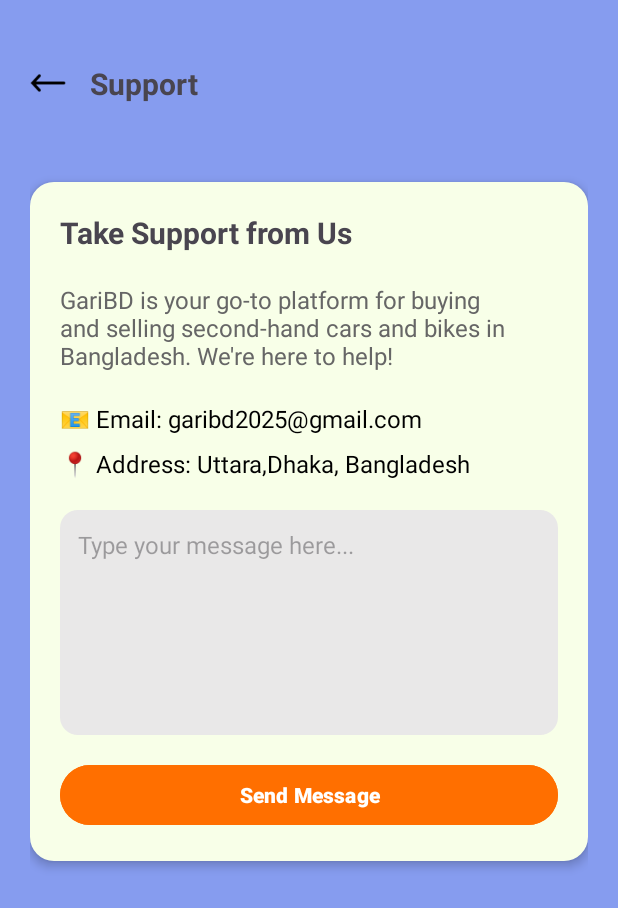
After one commit to mh-rabbi/GariBD-App, an Android app: the SupportActivity screen opened directly, with no data from a screen before it, on a phone screen of 412 x 824 dp. The commit adds this screen. Shown: the top 908 px of the screen. Run offline under Robolectric (Android 15) with nearby library versions, the phone set to English and light mode, and no system bars.

Commit message:
Added: SupportActivity,activity_support.xml,SettingsFragment,fragment_settings.xml

```diff
--- /dev/null
+++ b/app/src/main/java/com/rideX/ridex/Activity/SupportActivity.java
@@ -0,0 +1,67 @@
+package com.rideX.ridex.Activity;
+
+import android.content.Intent;
+import android.os.Bundle;
+import android.view.View;
+import android.widget.Button;
+import android.widget.EditText;
+import android.widget.LinearLayout;
+import android.widget.Toast;
+
+import androidx.activity.EdgeToEdge;
+import androidx.appcompat.app.AppCompatActivity;
+import androidx.core.graphics.Insets;
+import androidx.core.view.ViewCompat;
+import androidx.core.view.WindowInsetsCompat;
+
+import com.rideX.ridex.R;
+
+public class SupportActivity extends AppCompatActivity {
+    private EditText edtMessage;
+    private Button btnSend;
+    LinearLayout layoutBack;
+
+    @Override
+    protected void onCreate(Bundle savedInstanceState) {
+        super.onCreate(savedInstanceState);
+        EdgeToEdge.enable(this);
+        setContentView(R.layout.activity_support);
+
+        edtMessage = findViewById(R.id.edit_message);
+        btnSend = findViewById(R.id.btn_send);
+        layoutBack = findViewById(R.id.back_support);
+
+        btnSend.setOnClickListener(new View.OnClickListener() {
+            @Override
+            public void onClick(View v) {
+                sendSupportMessage();
+            }
+        });
+        layoutBack.setOnClickListener(new View.OnClickListener() {
+            @Override
+            public void onClick(View v) {
+                finish();
+            }
+        });
+    }
+
+    private void sendSupportMessage() {
+        String message = edtMessage.getText().toString().trim();
+        if (message.isEmpty()) {
+            Toast.makeText(this, "Please enter your message...", Toast.LENGTH_SHORT).show();
+            return;
+        }
+        Intent emailIntent = new Intent(Intent.ACTION_SEND);
+        emailIntent.setType("message/rfc822");
+        emailIntent.putExtra(Intent.EXTRA_EMAIL, new String[]{"garibd2025@gmail.com"});
+        emailIntent.putExtra(Intent.EXTRA_SUBJECT, "Support Request from GariBD App");
+        emailIntent.putExtra(Intent.EXTRA_TEXT, message);
+        try {
+            startActivity(Intent.createChooser(emailIntent, "Send email via..."));
+        } catch (android.content.ActivityNotFoundException ex) {
+            Toast.makeText(this, "No email app installed on your device.", Toast.LENGTH_LONG).show();
+        }
+        edtMessage.setText("");
+
+    }
+}
--- a/app/src/main/java/com/rideX/ridex/Fragments/HomeFragment.java
+++ b/app/src/main/java/com/rideX/ridex/Fragments/HomeFragment.java
@@ -12,6 +12,7 @@
 import androidx.fragment.app.Fragment;
 
 import com.rideX.ridex.Activity.CarViewActivity;
+import com.rideX.ridex.Activity.SupportActivity;
 import com.rideX.ridex.R;
 
 public class HomeFragment extends Fragment {
@@ -51,7 +52,7 @@
         btnSupport.setOnClickListener(new View.OnClickListener() {
             @Override
             public void onClick(View v) {
-
+                startActivity(new Intent(getContext(), SupportActivity.class));
             }
         });
         btnPost.setOnClickListener(new View.OnClickListener() {
--- /dev/null
+++ b/app/src/main/res/drawable/card_bg.xml
@@ -0,0 +1,6 @@
+<shape xmlns:android="http://schemas.android.com/apk/res/android"
+    android:shape="rectangle">
+    <solid android:color="#F8FFE8"/>
+    <corners android:radius="16dp"/>
+    <padding android:left="12dp" android:top="12dp" android:right="12dp" android:bottom="12dp"/>
+</shape>
--- /dev/null
+++ b/app/src/main/res/drawable/input_bg.xml
@@ -0,0 +1,6 @@
+<shape xmlns:android="http://schemas.android.com/apk/res/android"
+    android:shape="rectangle">
+    <solid android:color="#E9E8E8"/>
+    <corners android:radius="12dp"/>
+    <padding android:left="10dp" android:top="10dp" android:right="10dp" android:bottom="10dp"/>
+</shape>
--- /dev/null
+++ b/app/src/main/res/layout/activity_support.xml
@@ -0,0 +1,112 @@
+<?xml version="1.0" encoding="utf-8"?>
+<ScrollView
+    xmlns:android="http://schemas.android.com/apk/res/android"
+    xmlns:app="http://schemas.android.com/apk/res-auto"
+    xmlns:tools="http://schemas.android.com/tools"
+    android:id="@+id/main"
+    android:layout_width="match_parent"
+    android:layout_height="match_parent"
+    tools:context=".Activity.SupportActivity"
+    android:background="#869CEF">
+
+    <LinearLayout
+        android:layout_width="match_parent"
+        android:layout_height="wrap_content"
+        android:orientation="vertical"
+        android:padding="20dp">
+        <LinearLayout
+            android:id="@+id/back_support"
+            android:layout_width="match_parent"
+            android:layout_height="wrap_content"
+            android:orientation="horizontal"
+            android:gravity="center_vertical"
+            android:paddingVertical="12dp"
+            android:layout_marginTop="10dp"
+            android:layout_marginBottom="10dp">
+
+            <ImageView
+                android:src="@drawable/leftaew"
+                android:layout_width="24dp"
+                android:layout_height="24dp"
+                android:layout_marginEnd="16dp"/>
+
+            <TextView
+                android:text="Support"
+                android:layout_width="wrap_content"
+                android:layout_height="wrap_content"
+                android:textSize="20sp"
+                android:textStyle="bold"/>
+        </LinearLayout>
+
+        <!-- Card Container -->
+        <LinearLayout
+            android:layout_width="match_parent"
+            android:layout_height="wrap_content"
+            android:background="@drawable/card_bg"
+            android:orientation="vertical"
+            android:padding="20dp"
+            android:elevation="4dp"
+            android:layout_marginTop="30dp"
+            android:layout_marginBottom="16dp">
+            <TextView
+                android:text="Take Support from Us"
+                android:layout_width="wrap_content"
+                android:layout_height="wrap_content"
+                android:textSize="20sp"
+                android:layout_marginBottom="20dp"
+                android:textStyle="bold"/>
+
+            <!-- Description -->
+            <TextView
+                android:layout_width="match_parent"
+                android:layout_height="wrap_content"
+                android:text="GariBD is your go-to platform for buying and selling second-hand cars and bikes in Bangladesh. We're here to help!"
+                android:textColor="#666666"
+                android:textSize="16sp"
+                android:layout_marginBottom="20dp" />
+
+            <!-- Contact Info -->
+            <TextView
+                android:layout_width="wrap_content"
+                android:layout_height="wrap_content"
+                android:text="📧 Email: garibd2025@gmail.com"
+                android:textColor="#000000"
+                android:textSize="16sp"
+                android:layout_marginBottom="8dp" />
+
+            <TextView
+                android:layout_width="wrap_content"
+                android:layout_height="wrap_content"
+                android:text="📍 Address: Uttara,Dhaka, Bangladesh"
+                android:textColor="#000000"
+                android:textSize="16sp"
+                android:layout_marginBottom="20dp" />
+
+            <!-- Message Input -->
+            <EditText
+                android:id="@+id/edit_message"
+                android:layout_width="match_parent"
+                android:layout_height="150dp"
+                android:background="@drawable/input_bg"
+                android:hint="Type your message here..."
+                android:padding="12dp"
+                android:gravity="top|start"
+                android:textSize="16sp"
+                android:inputType="textMultiLine"
+                android:maxLines="6"
+                android:minLines="4"
+                android:layout_marginBottom="16dp"/>
+
+            <!-- Send Button -->
+            <Button
+                android:id="@+id/btn_send"
+                android:layout_width="match_parent"
+                android:layout_height="wrap_content"
+                android:text="Send Message"
+                android:backgroundTint="#FF6F00"
+                android:textColor="#FFFFFF"
+                android:textStyle="bold"/>
+        </LinearLayout>
+    </LinearLayout>
+
+</ScrollView>
```
Also changed, not shown: app/src/main/AndroidManifest.xml (+5 -2 lines), app/src/main/java/com/rideX/ridex/Activity/DetailActivity.java (+19 -19 lines), app/src/main/java/com/rideX/ridex/Fragments/SettingsFragment.java (+14 -1 lines), app/src/main/res/layout/fragment_settings.xml (added, +11 -0 lines), app/src/main/res/drawable/leftaew.png (added).
